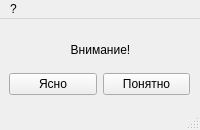
Before: the Qt Designer form calc/meme.ui in Delamonte/testing-two, drawn with Qt 5.
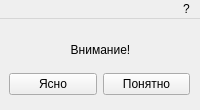
After: the same form once the commit is applied.

```diff
--- a/calc/meme.ui
+++ b/calc/meme.ui
@@ -7,7 +7,7 @@
     <x>0</x>
     <y>0</y>
     <width>200</width>
-    <height>130</height>
+    <height>110</height>
    </rect>
   </property>
   <property name="windowTitle">
@@ -80,6 +80,9 @@
      <height>21</height>
     </rect>
    </property>
+   <property name="layoutDirection">
+    <enum>Qt::RightToLeft</enum>
+   </property>
    <widget class="QMenu" name="menu">
     <property name="title">
      <string>?</string>
@@ -88,7 +91,6 @@
    </widget>
    <addaction name="menu"/>
   </widget>
-  <widget class="QStatusBar" name="statusbar"/>
   <action name="action">
    <property name="text">
     <string>тут нужно обьяснение</string>
```
